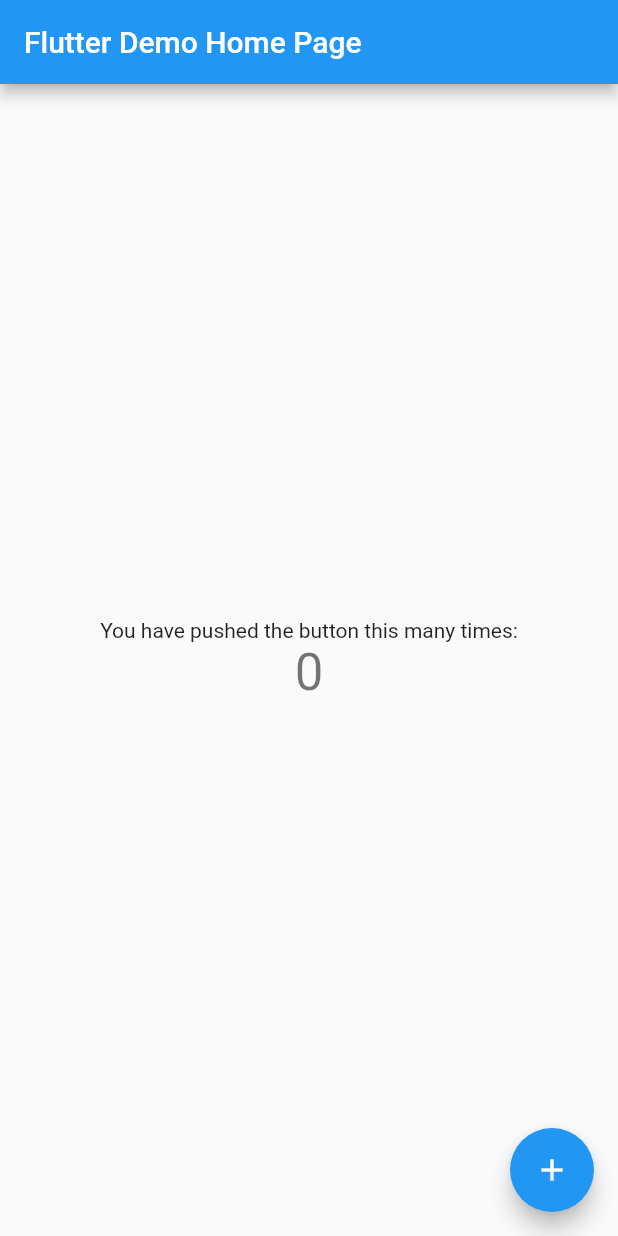
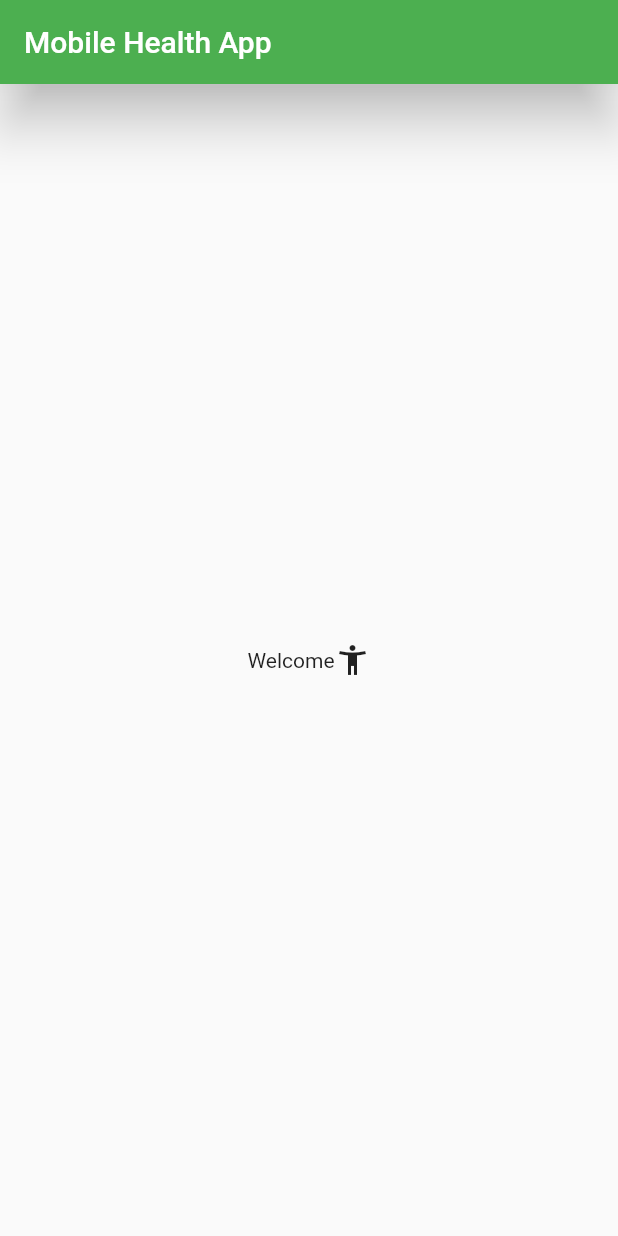
Before and after one commit to florianthom/MobileAppPublicHealthFrontend, a Flutter app: the screen it shows after launch, on a phone screen of 412 x 824 dp. Run offline on Flutter 3.47's test engine with Material 2 defaults, Android fonts, the phone set to English and light mode, and no system bars.

Commit message:
[add] add HomePageScreen.dart and deleting default code

```diff
--- a/mobile_health/lib/main.dart
+++ b/mobile_health/lib/main.dart
@@ -1,4 +1,5 @@
 import 'package:flutter/material.dart';
+import 'package:mobile_health/screens/HomePageScreen.dart';
 
 void main() {
   runApp(MyApp());
@@ -9,7 +10,7 @@ class MyApp extends StatelessWidget {
   @override
   Widget build(BuildContext context) {
     return MaterialApp(
-      title: 'Flutter Demo',
+      title: 'Mobile Health App',
       theme: ThemeData(
         // This is the theme of your application.
         //
@@ -26,92 +27,7 @@ class MyApp extends StatelessWidget {
         // closer together (more dense) than on mobile platforms.
         visualDensity: VisualDensity.adaptivePlatformDensity,
       ),
-      home: MyHomePage(title: 'Flutter Demo Home Page'),
+      home: HomePageScreen(),
     );
   }
 }
-
-class MyHomePage extends StatefulWidget {
-  MyHomePage({Key key, this.title}) : super(key: key);
-
-  // This widget is the home page of your application. It is stateful, meaning
-  // that it has a State object (defined below) that contains fields that affect
-  // how it looks.
-
-  // This class is the configuration for the state. It holds the values (in this
-  // case the title) provided by the parent (in this case the App widget) and
-  // used by the build method of the State. Fields in a Widget subclass are
-  // always marked "final".
-
-  final String title;
-
-  @override
-  _MyHomePageState createState() => _MyHomePageState();
-}
-
-class _MyHomePageState extends State<MyHomePage> {
-  int _counter = 0;
-
-  void _incrementCounter() {
-    setState(() {
-      // This call to setState tells the Flutter framework that something has
-      // changed in this State, which causes it to rerun the build method below
-      // so that the display can reflect the updated values. If we changed
-      // _counter without calling setState(), then the build method would not be
-      // called again, and so nothing would appear to happen.
-      _counter++;
-    });
-  }
-
-  @override
-  Widget build(BuildContext context) {
-    // This method is rerun every time setState is called, for instance as done
-    // by the _incrementCounter method above.
-    //
-    // The Flutter framework has been optimized to make rerunning build methods
-    // fast, so that you can just rebuild anything that needs updating rather
-    // than having to individually change instances of widgets.
-    return Scaffold(
-      appBar: AppBar(
-        // Here we take the value from the MyHomePage object that was created by
-        // the App.build method, and use it to set our appbar title.
-        title: Text(widget.title),
-      ),
-      body: Center(
-        // Center is a layout widget. It takes a single child and positions it
-        // in the middle of the parent.
-        child: Column(
-          // Column is also a layout widget. It takes a list of children and
-          // arranges them vertically. By default, it sizes itself to fit its
-          // children horizontally, and tries to be as tall as its parent.
-          //
-          // Invoke "debug painting" (press "p" in the console, choose the
-          // "Toggle Debug Paint" action from the Flutter Inspector in Android
-          // Studio, or the "Toggle Debug Paint" command in Visual Studio Code)
-          // to see the wireframe for each widget.
-          //
-          // Column has various properties to control how it sizes itself and
-          // how it positions its children. Here we use mainAxisAlignment to
-          // center the children vertically; the main axis here is the vertical
-          // axis because Columns are vertical (the cross axis would be
-          // horizontal).
-          mainAxisAlignment: MainAxisAlignment.center,
-          children: <Widget>[
-            Text(
-              'You have pushed the button this many times:',
-            ),
-            Text(
-              '$_counter',
-              style: Theme.of(context).textTheme.headline4,
-            ),
-          ],
-        ),
-      ),
-      floatingActionButton: FloatingActionButton(
-        onPressed: _incrementCounter,
-        tooltip: 'Increment',
-        child: Icon(Icons.add),
-      ), // This trailing comma makes auto-formatting nicer for build methods.
-    );
-  }
-}
--- /dev/null
+++ b/mobile_health/lib/screens/HomePageScreen.dart
@@ -0,0 +1,32 @@
+import 'package:flutter/material.dart';
+
+class HomePageScreen extends StatelessWidget {
+  @override
+  Widget build(BuildContext context) {
+    return Scaffold(
+      appBar: AppBar(
+        title: Text("Mobile Health App"),
+        elevation: 15,
+        backgroundColor: Colors.green,
+      ),
+      body: HomePageBody(),
+    );
+  }
+}
+
+class HomePageBody extends StatefulWidget {
+  @override
+  _HomePageBodyState createState() => _HomePageBodyState();
+}
+
+class _HomePageBodyState extends State<HomePageBody> {
+  @override
+  Widget build(BuildContext context) {
+    return Center(
+      child: Row(
+        mainAxisAlignment: MainAxisAlignment.center,
+        children: [Text("Welcome"), Icon(Icons.accessibility_new)],
+      ),
+    );
+  }
+}
```
Also changed, not shown: 1 other file.
